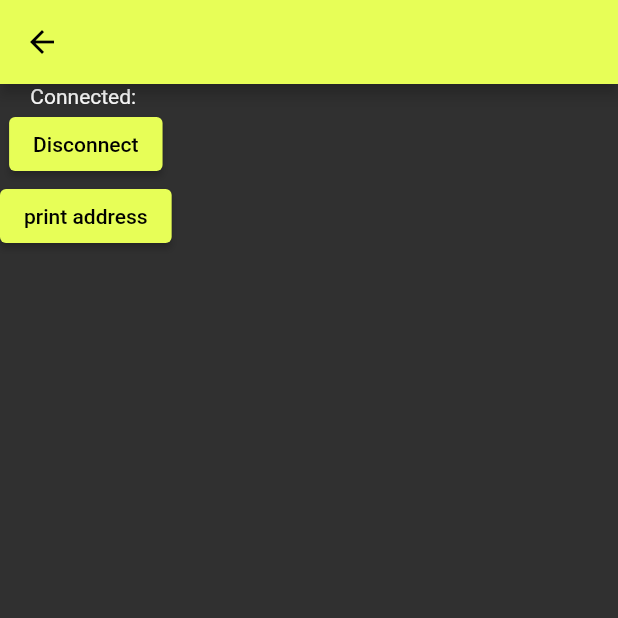
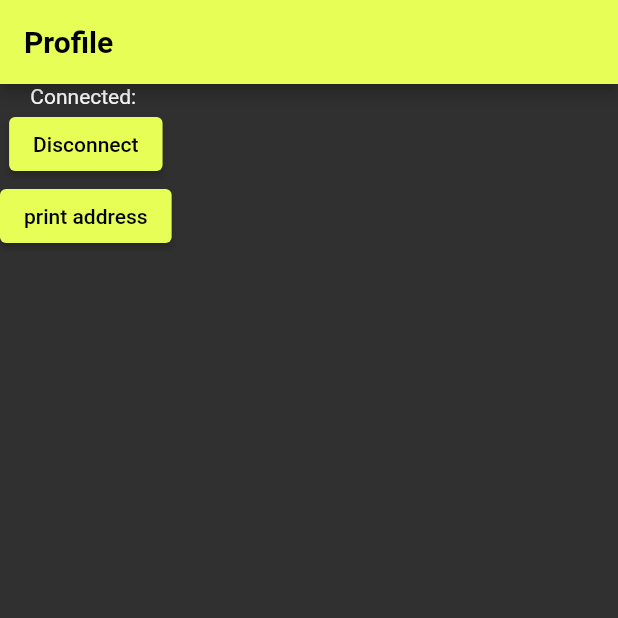
Before and after one commit to Harshit-RV/wellfi, a Flutter app: the MyHomePage screen opened directly, after a tap on "wallet connect", on a phone screen of 412 x 824 dp, the top half of it. Run offline on Flutter 3.47's test engine with Material 3 defaults, Android fonts, the phone set to English and light mode, and no system bars; our stand-ins replace fluttertoast, google_fonts, percent_indicator; missing offline and left inert: flutter_health_connect, solana_wallet_provider.

Commit message:
UI for customAppBar, Bottom Nav Bar

```diff
--- /dev/null
+++ b/lib/components/CustomAppBar.dart
@@ -0,0 +1,13 @@
+import 'package:flutter/material.dart';
+
+PreferredSizeWidget buildCustomAppBar(String title) {
+  return AppBar(
+    automaticallyImplyLeading: false,
+    title: Text(title),
+    titleTextStyle: const TextStyle(
+      color: Colors.black,
+      fontSize: 20,
+      fontWeight: FontWeight.bold,
+    ),
+  );
+}
--- a/lib/main.dart
+++ b/lib/main.dart
@@ -97,7 +97,7 @@ class _MyHomePageState extends State<MyHomePage> {
             onPressed: () async {
               Navigator.push(
                 context,
-                MaterialPageRoute(builder: (context) => WalletConnect()),
+                MaterialPageRoute(builder: (context) => Profile()),
               );
             },
             child: const Text('wallet connect'),
--- a/lib/pages/WalletConnect.dart
+++ b/lib/pages/WalletConnect.dart
@@ -1,14 +1,17 @@
 import 'package:flutter/material.dart';
 import 'package:solana_wallet_provider/solana_wallet_provider.dart';
+import 'package:wellfi2/components/CustomAppBar.dart';
 
-class WalletConnect extends StatelessWidget {
-  const WalletConnect({super.key});
+class Profile extends StatelessWidget {
+  const Profile({super.key});
 
   @override
   Widget build(BuildContext context) {
     return Scaffold(
-      appBar: AppBar(),
-      body: FutureBuilder(
+      appBar: buildCustomAppBar('Profile'),
+      body: Column(
+        children: [
+          FutureBuilder(
             future: SolanaWalletProvider.initialize(),
             builder: (context, snapshot) {
               if (snapshot.connectionState == ConnectionState.done) {
@@ -18,6 +21,8 @@ class WalletConnect extends StatelessWidget {
                 body: Center(child: CircularProgressIndicator()),
               );
             },
+          ),
+        ],
       ),
     );
   }
```
Also changed, not shown: lib/layout.dart (+53 -25 lines), lib/pages/Challenges.dart (+2 -9 lines). Lines whose indentation alone changed are shown as unchanged.
